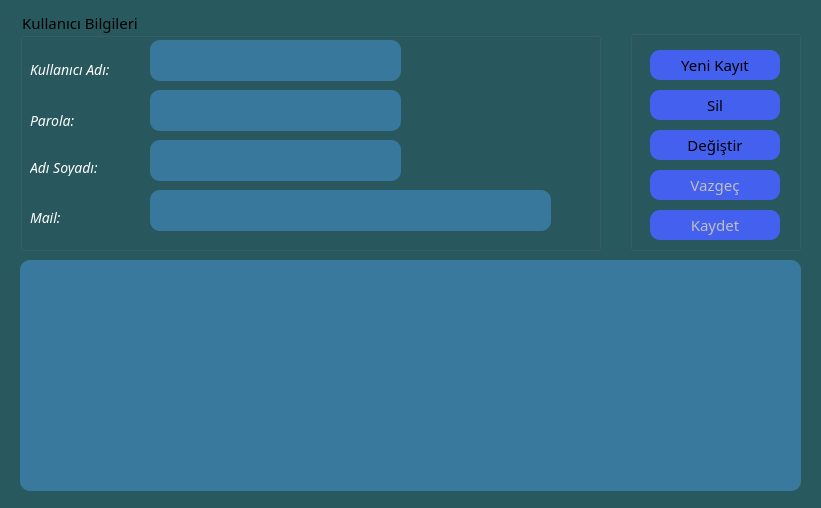
First picture: the form in views/ui_dosyalari/kullanicilar.ui, repository pyproject23/kackisivar, before the edit.
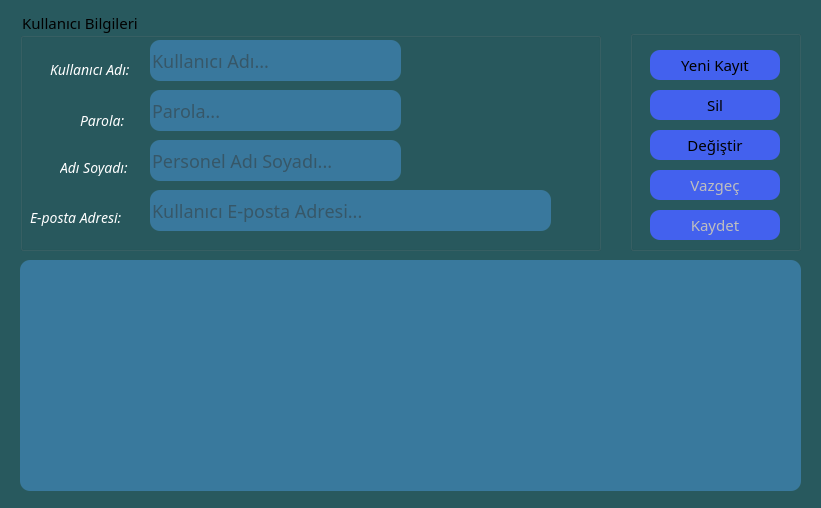
Second picture: the form after the edit. Icons and pictures are not drawn.

```diff
--- a/views/ui_dosyalari/kullanicilar.ui
+++ b/views/ui_dosyalari/kullanicilar.ui
@@ -1,7 +1,7 @@
 <?xml version="1.0" encoding="UTF-8"?>
 <ui version="4.0">
- <class>Form</class>
- <widget class="QWidget" name="Form">
+ <class>FormKullanici</class>
+ <widget class="QWidget" name="FormKullanici">
   <property name="geometry">
    <rect>
     <x>0</x>
@@ -18,7 +18,7 @@
 font-size:15px;
 font-family:Century Gothic, sans-serif;
 }
-#Form{
+#FormKullanici{
 	background-image: url(:/images/bg.png);
 	background:#28595e;
 }
@@ -63,8 +63,8 @@
    </property>
    <property name="font">
     <font>
-     <family>Century Gothic,sans-serif</family>
-     <pointsize>-1</pointsize>
+     <family>Century Gothic</family>
+     <pointsize>2</pointsize>
     </font>
    </property>
    <property name="title">
@@ -73,16 +73,16 @@
    <widget class="QLabel" name="label_12">
     <property name="geometry">
      <rect>
-      <x>10</x>
+      <x>60</x>
       <y>100</y>
-      <width>111</width>
+      <width>51</width>
       <height>21</height>
      </rect>
     </property>
     <property name="font">
      <font>
-      <family>Century Gothic,sans-serif</family>
-      <pointsize>-1</pointsize>
+      <family>Century Gothic</family>
+      <pointsize>2</pointsize>
       <italic>true</italic>
      </font>
     </property>
@@ -101,28 +101,28 @@
     </property>
     <property name="font">
      <font>
-      <family>Century Gothic,sans-serif</family>
-      <pointsize>-1</pointsize>
+      <family>Century Gothic</family>
+      <pointsize>2</pointsize>
       <italic>true</italic>
      </font>
     </property>
     <property name="text">
-     <string>Mail:</string>
+     <string>E-posta Adresi:</string>
     </property>
    </widget>
    <widget class="QLabel" name="label_14">
     <property name="geometry">
      <rect>
-      <x>10</x>
+      <x>40</x>
       <y>150</y>
-      <width>111</width>
+      <width>81</width>
       <height>16</height>
      </rect>
     </property>
     <property name="font">
      <font>
-      <family>Century Gothic,sans-serif</family>
-      <pointsize>-1</pointsize>
+      <family>Century Gothic</family>
+      <pointsize>2</pointsize>
       <italic>true</italic>
      </font>
     </property>
@@ -133,16 +133,16 @@
    <widget class="QLabel" name="label_15">
     <property name="geometry">
      <rect>
-      <x>10</x>
+      <x>30</x>
       <y>50</y>
-      <width>111</width>
+      <width>91</width>
       <height>20</height>
      </rect>
     </property>
     <property name="font">
      <font>
-      <family>Century Gothic,sans-serif</family>
-      <pointsize>-1</pointsize>
+      <family>Century Gothic</family>
+      <pointsize>2</pointsize>
       <italic>true</italic>
      </font>
     </property>
@@ -160,7 +160,7 @@
      </rect>
     </property>
     <property name="placeholderText">
-     <string/>
+     <string>Kullanıcı Adı...</string>
     </property>
    </widget>
    <widget class="QLineEdit" name="lineEditParola">
@@ -176,7 +176,7 @@
      <enum>QLineEdit::Password</enum>
     </property>
     <property name="placeholderText">
-     <string/>
+     <string>Parola...</string>
     </property>
    </widget>
    <widget class="QLineEdit" name="lineEditKullaniciAdiSoyadi">
@@ -189,10 +189,10 @@
      </rect>
     </property>
     <property name="placeholderText">
-     <string/>
+     <string>Personel Adı Soyadı...</string>
     </property>
    </widget>
-   <widget class="QLineEdit" name="lineEditKullaniciAdi_5">
+   <widget class="QLineEdit" name="lineEditKullaniciMail">
     <property name="geometry">
      <rect>
       <x>130</x>
@@ -202,7 +202,7 @@
      </rect>
     </property>
     <property name="placeholderText">
-     <string/>
+     <string>Kullanıcı E-posta Adresi...</string>
     </property>
    </widget>
   </widget>
@@ -232,8 +232,8 @@
     </property>
     <property name="font">
      <font>
-      <family>Century Gothic,sans-serif</family>
-      <pointsize>-1</pointsize>
+      <family>Century Gothic</family>
+      <pointsize>2</pointsize>
      </font>
     </property>
     <property name="text">
@@ -254,8 +254,8 @@
     </property>
     <property name="font">
      <font>
-      <family>Century Gothic,sans-serif</family>
-      <pointsize>-1</pointsize>
+      <family>Century Gothic</family>
+      <pointsize>2</pointsize>
      </font>
     </property>
     <property name="text">
@@ -273,8 +273,8 @@
     </property>
     <property name="font">
      <font>
-      <family>Century Gothic,sans-serif</family>
-      <pointsize>-1</pointsize>
+      <family>Century Gothic</family>
+      <pointsize>2</pointsize>
      </font>
     </property>
     <property name="text">
@@ -292,8 +292,8 @@
     </property>
     <property name="font">
      <font>
-      <family>Century Gothic,sans-serif</family>
-      <pointsize>-1</pointsize>
+      <family>Century Gothic</family>
+      <pointsize>2</pointsize>
      </font>
     </property>
     <property name="text">
@@ -311,8 +311,8 @@
     </property>
     <property name="font">
      <font>
-      <family>Century Gothic,sans-serif</family>
-      <pointsize>-1</pointsize>
+      <family>Century Gothic</family>
+      <pointsize>2</pointsize>
      </font>
     </property>
     <property name="text">
```
